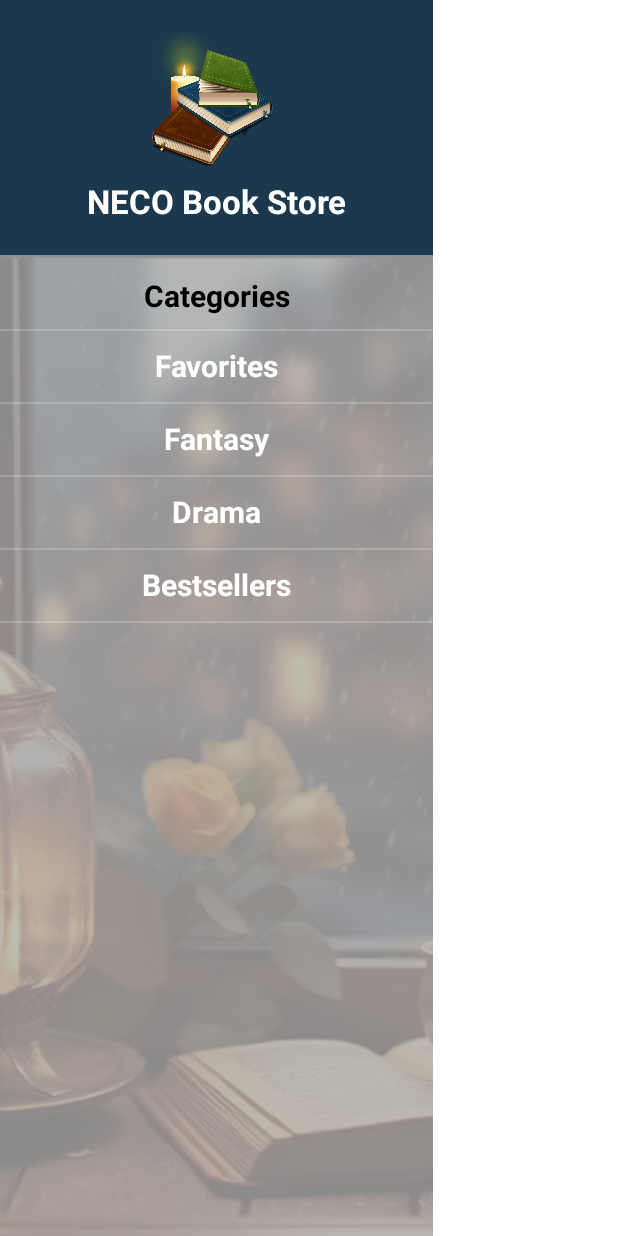
After one commit to alarmservise/BookStoreApp, an Android app built with Jetpack Compose: the @Preview function MainScreen, on a phone screen of 412 x 824 dp. The commit adds this screen. Run offline under Robolectric (Android 15) with nearby library versions, the phone set to English and light mode, and no system bars.

Commit message:
end 2 lesson Books

```diff
--- a/app/src/main/java/com/alarmservise/bookstoreapp/MainActivity.kt
+++ b/app/src/main/java/com/alarmservise/bookstoreapp/MainActivity.kt
@@ -38,6 +38,7 @@ import androidx.compose.ui.unit.dp
 import coil3.compose.AsyncImage
 import com.alarmservise.bookstoreapp.data.Book
 import com.alarmservise.bookstoreapp.ui.login.LoginScreen
+import com.alarmservise.bookstoreapp.ui.main_screen.MainScreen
 import com.alarmservise.bookstoreapp.ui.theme.BookStoreAppTheme
 import com.google.android.gms.tasks.Task
 import com.google.firebase.firestore.FirebaseFirestore
@@ -50,7 +51,7 @@ class MainActivity : ComponentActivity() {
     override fun onCreate(savedInstanceState: Bundle?) {
         super.onCreate(savedInstanceState)
         setContent {
-            LoginScreen()
+            MainScreen()
 
         }
     }
--- /dev/null
+++ b/app/src/main/java/com/alarmservise/bookstoreapp/ui/main_screen/DrawerBody.kt
@@ -0,0 +1,91 @@
+package com.alarmservise.bookstoreapp.ui.main_screen
+
+import androidx.compose.foundation.Image
+import androidx.compose.foundation.background
+import androidx.compose.foundation.clickable
+import androidx.compose.foundation.layout.Box
+import androidx.compose.foundation.layout.Column
+import androidx.compose.foundation.layout.Spacer
+import androidx.compose.foundation.layout.fillMaxSize
+import androidx.compose.foundation.layout.fillMaxWidth
+import androidx.compose.foundation.layout.height
+import androidx.compose.foundation.layout.wrapContentWidth
+import androidx.compose.foundation.lazy.LazyColumn
+import androidx.compose.foundation.lazy.items
+import androidx.compose.material3.Text
+import androidx.compose.runtime.Composable
+import androidx.compose.ui.Alignment
+import androidx.compose.ui.Modifier
+import androidx.compose.ui.graphics.Color
+import androidx.compose.ui.layout.ContentScale
+import androidx.compose.ui.res.painterResource
+import androidx.compose.ui.text.font.FontWeight
+import androidx.compose.ui.unit.dp
+import androidx.compose.ui.unit.sp
+import com.alarmservise.bookstoreapp.R
+import com.alarmservise.bookstoreapp.ui.theme.GrayLight
+
+@Composable
+fun DrawerBody() {
+    val categoriesList = listOf(
+        "Favorites",
+        "Fantasy",
+        "Drama",
+        "Bestsellers"
+    )
+    Box(modifier = Modifier.fillMaxSize()) {
+        Image(
+            modifier = Modifier.fillMaxSize(),
+            painter = painterResource(id = R.drawable.book_store_bg),
+            contentDescription = "",
+            alpha = 0.2f,
+            contentScale = ContentScale.Crop
+        )
+        Column(
+            modifier = Modifier.fillMaxSize(),
+            horizontalAlignment = Alignment.CenterHorizontally
+        ) {
+            Spacer(modifier = Modifier.height(16.dp))
+            Text(
+                text = "Categories",
+                fontSize = 20.sp,
+                color = Color.Black,
+                fontWeight = FontWeight.Bold
+            )
+            Spacer(modifier = Modifier.height(10.dp))
+            Box(
+                modifier = Modifier
+                    .fillMaxWidth()
+                    .height(1.dp)
+                    .background(GrayLight)
+            )
+            LazyColumn(Modifier.fillMaxSize()) {
+                items(categoriesList) { item ->
+                    Column(
+                        Modifier
+                            .fillMaxWidth()
+                            .clickable { }) {
+                        Spacer(modifier = Modifier.height(12.dp))
+                        Text(
+                            text = item,
+                            color = Color.White,
+                            fontSize = 20.sp,
+                            fontWeight = FontWeight.Bold,
+                            modifier = Modifier
+                                .fillMaxWidth()
+                                .wrapContentWidth()
+
+                        )
+                        Spacer(modifier = Modifier.height(12.dp))
+                        Box(
+                            modifier = Modifier
+                                .fillMaxWidth()
+                                .height(1.dp)
+                                .background(GrayLight)
+                        )
+                    }
+                }
+            }
+        }
+    }
+}
--- /dev/null
+++ b/app/src/main/java/com/alarmservise/bookstoreapp/ui/main_screen/DrawerHeader.kt
@@ -0,0 +1,48 @@
+package com.alarmservise.bookstoreapp.ui.main_screen
+
+import androidx.compose.foundation.Image
+import androidx.compose.foundation.background
+import androidx.compose.foundation.layout.Arrangement
+import androidx.compose.foundation.layout.Column
+import androidx.compose.foundation.layout.Spacer
+import androidx.compose.foundation.layout.fillMaxWidth
+import androidx.compose.foundation.layout.height
+import androidx.compose.foundation.layout.size
+import androidx.compose.material3.Text
+import androidx.compose.runtime.Composable
+import androidx.compose.ui.Alignment
+import androidx.compose.ui.Modifier
+import androidx.compose.ui.graphics.Color
+import androidx.compose.ui.res.painterResource
+import androidx.compose.ui.text.font.FontWeight
+import androidx.compose.ui.unit.dp
+import androidx.compose.ui.unit.sp
+import com.alarmservise.bookstoreapp.R
+import com.alarmservise.bookstoreapp.ui.theme.DarkBlue
+
+
+@Composable
+fun DrawerHeader() {
+    Column(
+        Modifier
+            .fillMaxWidth()
+            .height(170.dp)
+            .background(DarkBlue),
+        horizontalAlignment = Alignment.CenterHorizontally,
+        verticalArrangement = Arrangement.Center
+    ) {
+        Image(
+            modifier = Modifier.size(90.dp),
+            painter = painterResource(id = R.drawable.books),
+            contentDescription = ""
+        )
+        Spacer(modifier = Modifier.height(10.dp))
+        Text(
+            text = "NECO Book Store",
+            color = Color.White,
+            fontSize = 22.sp,
+            fontWeight = FontWeight.Bold
+        )
+
+    }
+}
--- /dev/null
+++ b/app/src/main/java/com/alarmservise/bookstoreapp/ui/main_screen/MainScreen.kt
@@ -0,0 +1,30 @@
+package com.alarmservise.bookstoreapp.ui.main_screen
+
+import androidx.compose.foundation.layout.Column
+import androidx.compose.foundation.layout.fillMaxSize
+import androidx.compose.foundation.layout.fillMaxWidth
+import androidx.compose.material3.DrawerValue
+import androidx.compose.material3.ModalNavigationDrawer
+import androidx.compose.material3.rememberDrawerState
+import androidx.compose.runtime.Composable
+import androidx.compose.ui.Modifier
+import androidx.compose.ui.tooling.preview.Preview
+
+@Preview(showBackground = true)
+@Composable
+fun MainScreen() {
+    val drawerState = rememberDrawerState(DrawerValue.Open)
+    ModalNavigationDrawer(
+        drawerState = drawerState,
+        modifier = Modifier.fillMaxWidth(0.7f),
+        drawerContent = {
+            Column(Modifier.fillMaxSize()) {
+                DrawerHeader()
+                DrawerBody()
+            }
+
+        }
+    ) {
+
+    }
+}
--- a/app/src/main/java/com/alarmservise/bookstoreapp/ui/theme/Color.kt
+++ b/app/src/main/java/com/alarmservise/bookstoreapp/ui/theme/Color.kt
@@ -12,3 +12,5 @@ val PurpleGrey40 = Color(0xFF625b71)
 val Pink40 = Color(0xFF7D5260)
 val BoxFilterColor = Color(0x31035694)
 val ButtonColor = Color(0x9C008BF5)
+val DarkBlue = Color(0xFF1c384c)
+val GrayLight = Color(0x32FFFFFF)
```
